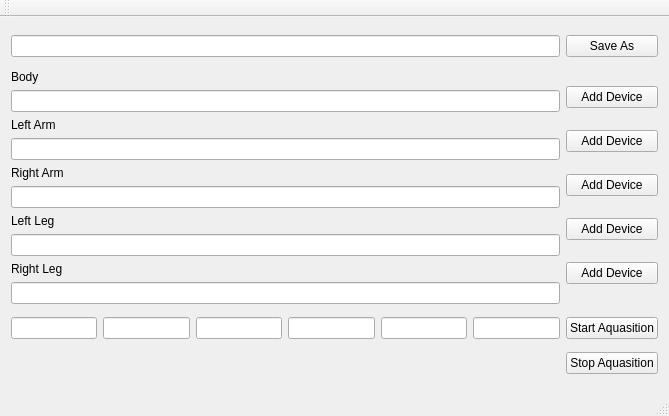
Before: the Qt Designer form sensortag.ui in matthijahn/SensorTag, drawn with Qt 5.
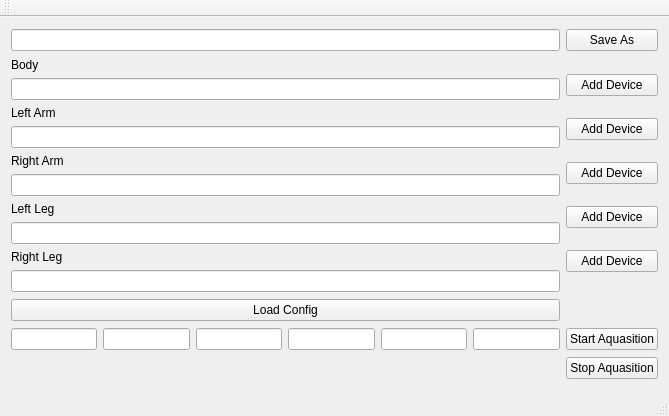
After: the same form once the commit is applied.

What changed in the file:
```diff
--- a/sensortag.ui
+++ b/sensortag.ui
@@ -154,6 +154,13 @@
       </property>
      </widget>
     </item>
+    <item row="2" column="0">
+     <widget class="QPushButton" name="btn_load_cfg">
+      <property name="text">
+       <string>Load Config</string>
+      </property>
+     </widget>
+    </item>
    </layout>
   </widget>
   <widget class="QMenuBar" name="menuBar">
```
